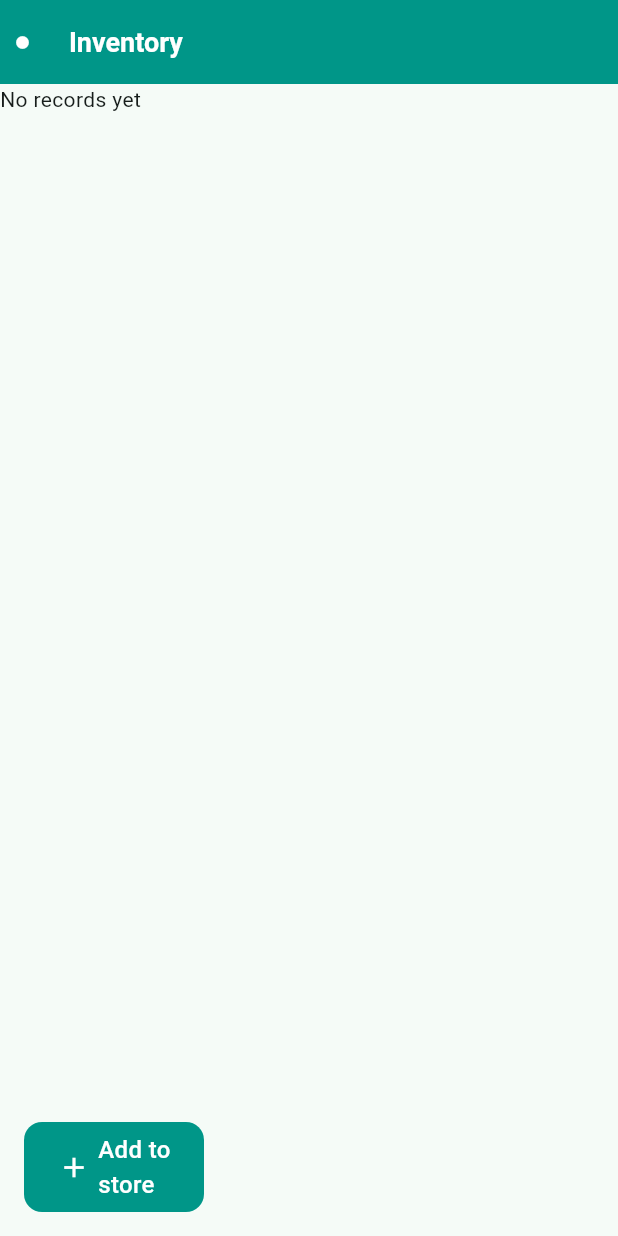
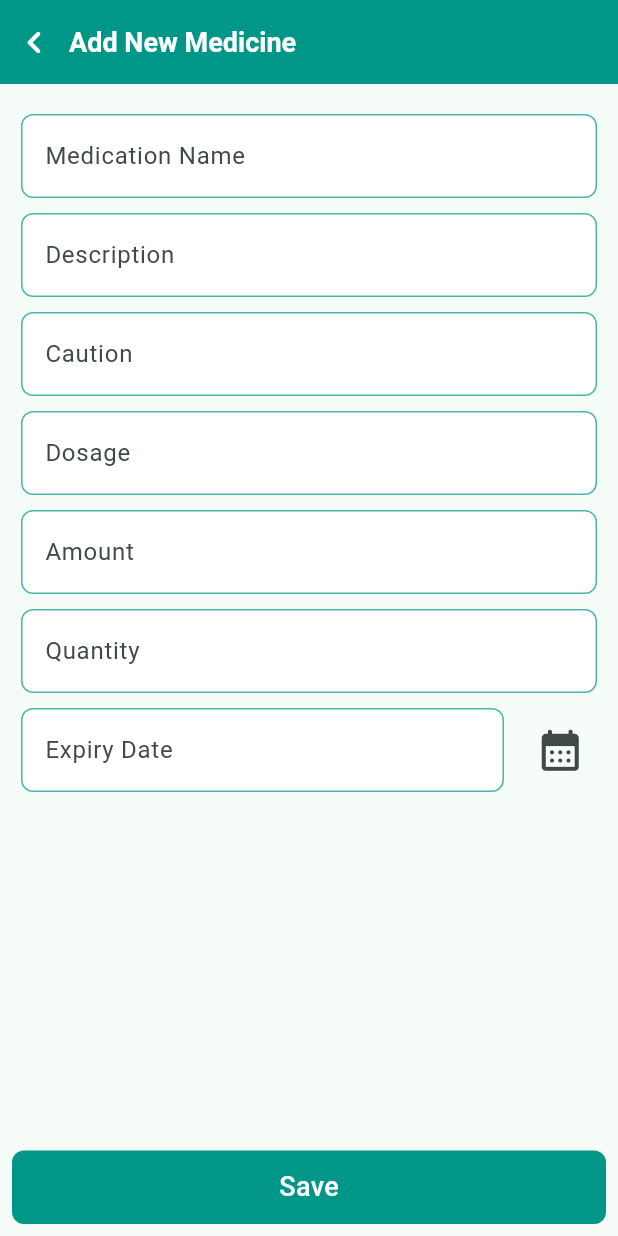
Before and after one commit to Enisco/pharmko, a Flutter app: the InventoryScreen screen opened directly, after a tap on an icon or button, on a phone screen of 412 x 824 dp. Run offline on Flutter 3.47's test engine with Material 3 defaults, Android fonts, the phone set to English and light mode, and no system bars; our stand-ins replace dio, firebase_core, firebase_database, flutter_local_notifications, fluttertoast, geolocator and 3 more; missing offline and left inert: flutter_paystack_max, mqtt_client; accounts and stored records are empty.

Commit message:
Add new med to inventory done

```diff
--- a/lib/services/firebase_repo.dart
+++ b/lib/services/firebase_repo.dart
@@ -188,14 +188,12 @@ class FirebaseRepo {
     await updateInventoryInDatabase(updatedInventoryList);
   }
 
-  String generateRandomId(int length) {
-    const characters =
-        'ABCDEFGHIJKLMNOPQRSTUVWXYZabcdefghijklmnopqrstuvwxyz0123456789';
-    final random = Random();
-    return String.fromCharCodes(
-      Iterable.generate(length,
-          (_) => characters.codeUnitAt(random.nextInt(characters.length))),
-    );
+  Future<void> addMedicineToInventory(MedicineModel medicine) async {
+    logger.w("Adding medicine to Inventory");
+    DatabaseReference databaseRef =
+        FirebaseDatabase.instance.ref().child("inventory");
+
+    await databaseRef.push().set(medicine.toJson());
   }
 
   int generateRandomItemsRemaining() {
@@ -217,3 +215,13 @@ class FirebaseRepo {
     }
   }
 }
+
+String generateRandomId(int length) {
+  const characters =
+      'ABCDEFGHIJKLMNOPQRSTUVWXYZabcdefghijklmnopqrstuvwxyz0123456789';
+  final random = Random();
+  return String.fromCharCodes(
+    Iterable.generate(length,
+        (_) => characters.codeUnitAt(random.nextInt(characters.length))),
+  );
+}
--- a/lib/shared/custom_textfield.dart
+++ b/lib/shared/custom_textfield.dart
@@ -144,7 +144,7 @@ class CustomTextField extends StatelessWidget {
                   SystemChannels.textInput.invokeMethod('TextInput.hide');
                 }),
             style: inputStringStyle ??
-                AppStyles.lightStyle().copyWith(letterSpacing: 0.8),
+                AppStyles.regularStyle().copyWith(letterSpacing: 0.8),
             decoration: InputDecoration(
               isCollapsed: isCollapsed ?? false,
               floatingLabelBehavior: floatingLabelBehavior,
--- /dev/null
+++ b/lib/views/medicine_store/add_new_med_page.dart
@@ -0,0 +1,200 @@
+import 'package:flutter/material.dart';
+import 'package:fluttertoast/fluttertoast.dart';
+import 'package:get/get.dart';
+import 'package:intl/intl.dart';
+import 'package:pharmko/components/appstyles.dart';
+import 'package:pharmko/components/screen_size.dart';
+import 'package:pharmko/components/spacer.dart';
+import 'package:pharmko/controllers/store_controller.dart';
+import 'package:pharmko/models/medicine_model.dart';
+import 'package:pharmko/services/firebase_repo.dart';
+import 'package:pharmko/shared/custom_appbar.dart';
+import 'package:pharmko/shared/custom_button.dart';
+import 'package:pharmko/shared/custom_textfield.dart';
+import 'package:pharmko/shared/logger.dart';
+
+class AddNewMedicinePage extends StatefulWidget {
+  const AddNewMedicinePage({super.key});
+
+  @override
+  State<AddNewMedicinePage> createState() => _AddNewMedicinePageState();
+}
+
+class _AddNewMedicinePageState extends State<AddNewMedicinePage> {
+  final controller = Get.put(PharmacyStoreController());
+  final medNameController = TextEditingController();
+  final medDescriptionController = TextEditingController();
+  final cautionController = TextEditingController();
+  final dosageController = TextEditingController();
+  final amountController = TextEditingController();
+  final itemsQtyController = TextEditingController();
+  final expDateController = TextEditingController();
+  DateTime? selectedDate;
+  bool uploading = false;
+
+  void attemptToAddNewMedicine() async {
+    if (medNameController.text.trim().isNotEmpty == true &&
+        medDescriptionController.text.trim().isNotEmpty == true &&
+        cautionController.text.trim().isNotEmpty == true &&
+        dosageController.text.trim().isNotEmpty == true &&
+        amountController.text.trim().isNotEmpty == true &&
+        itemsQtyController.text.trim().isNotEmpty == true &&
+        selectedDate != null) {
+      setState(() {
+        uploading = true;
+      });
+      final newMedicine = MedicineModel(
+        id: generateRandomId(12),
+        name: medNameController.text.trim(),
+        description: medDescriptionController.text.trim(),
+        amount: double.tryParse(amountController.text.trim()),
+        expiryDate: selectedDate,
+        dosage: dosageController.text.trim(),
+        caution: cautionController.text.trim(),
+        itemsRemaining: int.tryParse(itemsQtyController.text.trim()),
+      );
+      await FirebaseRepo().addMedicineToInventory(newMedicine);
+      logger.f('Added medicine to Inventory successfully');
+      Fluttertoast.showToast(
+        msg: "Successfully added to the Inventory",
+        backgroundColor: Colors.green,
+      );
+      clearTextfields();
+      setState(() {
+        uploading = false;
+      });
+    } else {
+      Fluttertoast.showToast(msg: "Kindly fill all fields");
+    }
+  }
+
+  clearTextfields() {
+    medNameController.clear();
+    medDescriptionController.clear();
+    cautionController.clear();
+    dosageController.clear();
+    amountController.clear();
+    expDateController.clear();
+    itemsQtyController.clear();
+    medNameController.clear();
+  }
+
+  Future<void> selectDate(BuildContext context) async {
+    DateTime? pickedDate = await showDatePicker(
+      context: context,
+      initialDate: DateTime.now().add(const Duration(days: 1)),
+      firstDate: DateTime.now().add(const Duration(days: 1)),
+      lastDate: DateTime(2101),
+    );
+
+    if (pickedDate != null) {
+      String formattedDate = DateFormat('MMM dd, yyyy').format(pickedDate);
+      setState(() {
+        selectedDate = pickedDate;
+        expDateController.text = formattedDate;
+      });
+    }
+  }
+
+  @override
+  Widget build(BuildContext context) {
+    return GetBuilder<PharmacyStoreController>(
+      init: PharmacyStoreController(),
+      initState: (state) => controller.getMedicineList(),
+      builder: (ctxt) {
+        return Scaffold(
+          appBar: customAppbar("Add New Medicine", showLeading: true),
+          body: SingleChildScrollView(
+            padding: const EdgeInsets.symmetric(horizontal: 14, vertical: 5),
+            child: Column(
+              children: [
+                verticalSpacer(size: 15),
+                CustomTextField(
+                  textEditingController: medNameController,
+                  labelText: "Medication Name",
+                  hintText: "Enter medication name",
+                ),
+                verticalSpacer(size: 10),
+                CustomTextField(
+                  textEditingController: medDescriptionController,
+                  labelText: "Description",
+                  hintText: "Enter description",
+                ),
+                verticalSpacer(size: 10),
+                CustomTextField(
+                  textEditingController: cautionController,
+                  labelText: "Caution",
+                  hintText: "Enter medication caution",
+                ),
+                verticalSpacer(size: 10),
+                CustomTextField(
+                  textEditingController: dosageController,
+                  labelText: "Dosage",
+                  hintText: "Enter medication dosage",
+                ),
+                verticalSpacer(size: 10),
+                CustomTextField(
+                  textEditingController: amountController,
+                  labelText: "Amount",
+                  hintText: "Enter medication cost",
+                  keyboardType: TextInputType.number,
+                ),
+                verticalSpacer(size: 10),
+                CustomTextField(
+                  textEditingController: itemsQtyController,
+                  labelText: "Quantity",
+                  hintText: "Enter item quantity",
+                  keyboardType: TextInputType.number,
+                ),
+                verticalSpacer(size: 10),
+                Row(
+                  mainAxisAlignment: MainAxisAlignment.spaceBetween,
+                  children: [
+                    CustomTextField(
+                      width: screenWidth(context) - 90,
+                      textEditingController: expDateController,
+                      labelText: "Expiry Date",
+                      hintText: "Choose expiry date",
+                      readOnly: true,
+                      cursorColor: Colors.white,
+                    ),
+                    horizontalSpacer(),
+                    IconButton(
+                      onPressed: () {
+                        logger.i("Pick expiry date");
+                        selectDate(context);
+                      },
+                      icon: const Icon(
+                        Icons.calendar_month_rounded,
+                        size: 33,
+                      ),
+                    ),
+                  ],
+                ),
+                verticalSpacer(size: 10),
+              ],
+            ),
+          ),
+          bottomNavigationBar: Padding(
+            padding: const EdgeInsets.all(8.0),
+            child: uploading == true
+                ? const Center(child: CircularProgressIndicator())
+                : CustomButton(
+                    onPressed: () {
+                      logger.w('Save new med');
+                      attemptToAddNewMedicine();
+                    },
+                    child: Text(
+                      "Save",
+                      style: AppStyles.regularStyle(
+                        color: Colors.white,
+                        fontSize: 18,
+                      ),
+                    ),
+                  ),
+          ),
+        );
+      },
+    );
+  }
+}
--- a/lib/views/pharmacy_views/inventory_view.dart
+++ b/lib/views/pharmacy_views/inventory_view.dart
@@ -6,9 +6,8 @@ import 'package:pharmko/components/screen_size.dart';
 import 'package:pharmko/components/spacer.dart';
 import 'package:pharmko/controllers/store_controller.dart';
 import 'package:pharmko/models/medicine_model.dart';
-import 'package:pharmko/models/ticket_model.dart';
 import 'package:pharmko/shared/custom_appbar.dart';
-import 'package:pharmko/views/widgets/active_ticket_view.dart';
+import 'package:pharmko/views/medicine_store/add_new_med_page.dart';
 
 class InventoryScreen extends StatefulWidget {
   const InventoryScreen({super.key});
@@ -58,13 +57,12 @@ class _InventoryScreenState extends State<InventoryScreen> {
           floatingActionButtonLocation: FloatingActionButtonLocation.startFloat,
           floatingActionButton: InkWell(
             onTap: () {
-              // TODO: Add medicine to inventory screen here
-              // Navigator.push(
-              //   context,
-              //   MaterialPageRoute(
-              //     builder: (context) => const AddMedicinePage(),
-              //   ),
-              // );
+              Navigator.push(
+                context,
+                MaterialPageRoute(
+                  builder: (context) => const AddNewMedicinePage(),
+                ),
+              );
             },
             child: Container(
               width: 120,
@@ -87,7 +85,7 @@ class _InventoryScreenState extends State<InventoryScreen> {
                     style: AppStyles.regularStyle(
                       color: Colors.white,
                       fontSize: 16,
-                    ),
+                    ).copyWith(height: 1),
                   ),
                 ],
               ),
@@ -136,7 +134,7 @@ class _InventoryScreenState extends State<InventoryScreen> {
                   children: [
                     Text(
                       "Qty Rem: ",
-                      style: AppStyles.regularStyle(
+                      style: AppStyles.lightStyle(
                           fontSize: 12, color: Colors.grey),
                     ),
                     Text(
@@ -178,21 +176,3 @@ class _InventoryScreenState extends State<InventoryScreen> {
     );
   }
 }
-
-class ClosedTicketsView extends StatelessWidget {
-  final OrderTicketModel ticket;
-  const ClosedTicketsView({super.key, required this.ticket});
-
-  @override
-  Widget build(BuildContext context) {
-    return Scaffold(
-      appBar: customAppbar(ticket.buyer?.name ?? '', showLeading: true),
-      body: SingleChildScrollView(
-        padding: const EdgeInsets.symmetric(vertical: 10),
-        child: ActiveTicketWidget(
-          ticketData: ticket,
-        ),
-      ),
-    );
-  }
-}
```
Also changed, not shown: lib/controllers/store_controller.dart (+0 -8 lines), lib/pharmko_app.dart (+6 -7 lines).
